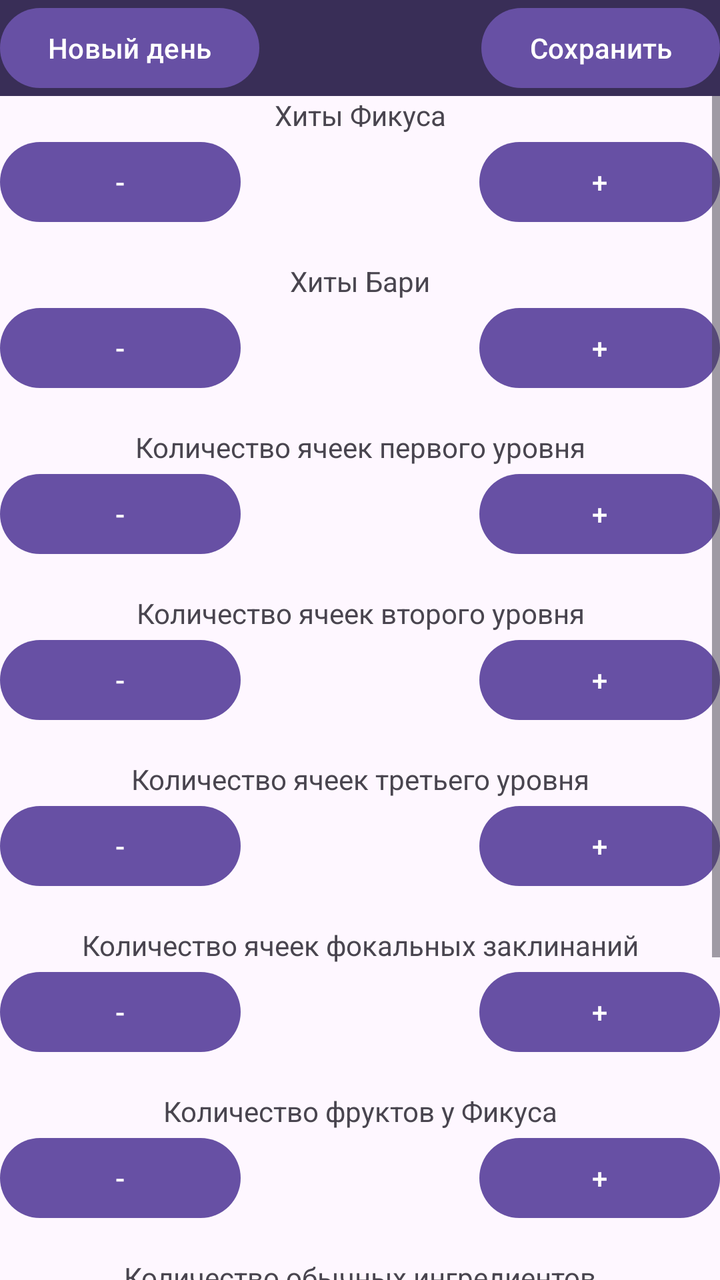
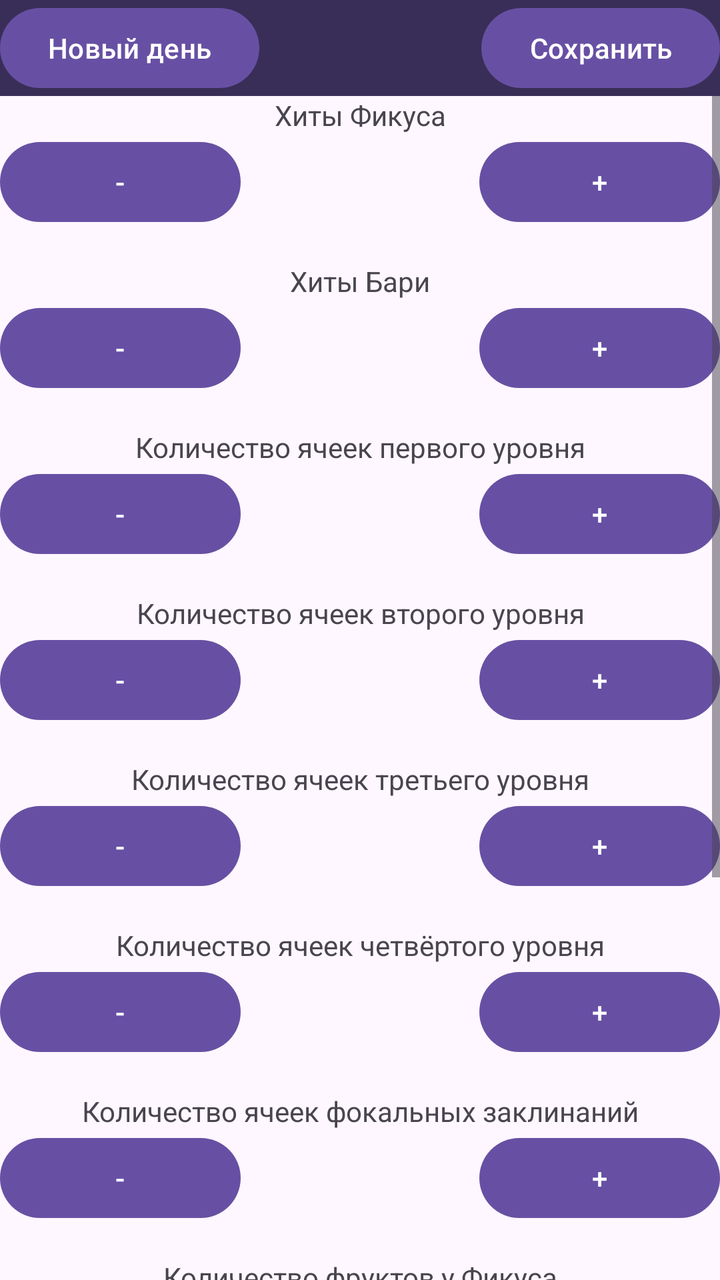

The first picture is an Android layout as it rendered before a commit; the second is the same layout after the commit. The layout source and the unified diff follow.
<!-- AndroidManifest.xml: application theme Theme.FicusResourcesCounter -->
<!-- res/layout/activity_main.xml -->
<?xml version="1.0" encoding="utf-8"?>
<androidx.constraintlayout.widget.ConstraintLayout
    xmlns:android="http://schemas.android.com/apk/res/android"
    xmlns:tools="http://schemas.android.com/tools"
    xmlns:app="http://schemas.android.com/apk/res-auto"
    android:id="@+id/main"
    android:layout_width="match_parent"
    android:layout_height="match_parent"
    tools:context=".MainActivity">


    <LinearLayout
        android:layout_width="match_parent"
        android:layout_height="match_parent"
        android:orientation="vertical"
        app:layout_constraintBottom_toBottomOf="parent"
        app:layout_constraintEnd_toEndOf="parent"
        app:layout_constraintStart_toStartOf="parent"
        app:layout_constraintTop_toTopOf="parent">

        <LinearLayout
            android:id="@+id/linearLayout"
            android:layout_width="match_parent"
            android:layout_height="wrap_content"
            android:background="#392E57"
            android:orientation="horizontal">

            <Button
                android:id="@+id/NewDayButton"
                android:layout_width="wrap_content"
                android:layout_height="wrap_content"
                android:layout_marginBottom="0dp"
                android:text="Новый день"
                android:textAlignment="center" />

            <View
                android:layout_width="0dp"
                android:layout_height="1dp"
                android:layout_weight="1" />

            <Button
                android:id="@+id/SaveButton"
                android:layout_width="wrap_content"
                android:layout_height="wrap_content"
                android:layout_marginBottom="0dp"
                android:text="Сохранить"
                android:textAlignment="center" />
        </LinearLayout>

        <ScrollView
            android:id="@+id/scrollView"
            android:layout_width="match_parent"
            android:layout_height="wrap_content">

            <LinearLayout
                android:id="@+id/mainLayout"
                android:layout_width="match_parent"
                android:layout_height="wrap_content"
                android:divider="@drawable/empty_spacer"
                android:orientation="vertical"
                android:showDividers="middle"
                app:layout_constraintBottom_toBottomOf="parent"
                app:layout_constraintEnd_toEndOf="parent"
                app:layout_constraintStart_toStartOf="parent">

                
                <LinearLayout
                    android:id="@+id/FicusHP"
                    android:layout_width="match_parent"
                    android:layout_height="wrap_content"
                    android:orientation="vertical">

                    <TextView
                        android:id="@+id/textFicusHP"
                        android:layout_width="match_parent"
                        android:layout_height="wrap_content"
                        android:text="Хиты Фикуса"
                        android:textAlignment="center" />

                    <LinearLayout
                        android:layout_width="match_parent"
                        android:layout_height="wrap_content"
                        android:orientation="horizontal">

                        <Button
                            android:id="@+id/minusButtonFicusHP"
                            android:layout_width="1dp"
                            android:layout_height="wrap_content"
                            android:layout_weight="1"
                            android:text="@string/button_minus" />

                        <TextView
                            android:id="@+id/countFicusHP"
                            android:layout_width="wrap_content"
                            android:layout_height="match_parent"
                            android:layout_weight="1"
                            android:text=""
                            android:textAlignment="center" />

                        <Button
                            android:id="@+id/plusButtonFicusHP"
                            android:layout_width="1dp"
                            android:layout_height="wrap_content"
                            android:layout_weight="1"
                            android:text="@string/button_plus" />
                    </LinearLayout>
                </LinearLayout>

                
                <LinearLayout
                    android:id="@+id/OwlbearHP"
                    android:layout_width="match_parent"
                    android:layout_height="wrap_content"
                    android:orientation="vertical">

                    <TextView
                        android:id="@+id/textOwlbearHP"
                        android:layout_width="match_parent"
                        android:layout_height="wrap_content"
                        android:text="Хиты Бари"
                        android:textAlignment="center" />

                    <LinearLayout
                        android:layout_width="match_parent"
                        android:layout_height="wrap_content"
                        android:orientation="horizontal">

                        <Button
                            android:id="@+id/minusButtonOwlbearHP"
                            android:layout_width="1dp"
                            android:layout_height="wrap_content"
                            android:layout_weight="1"
                            android:text="@string/button_minus" />

                        <TextView
                            android:id="@+id/countOwlbearHP"
                            android:layout_width="wrap_content"
                            android:layout_height="match_parent"
                            android:layout_weight="1"
                            android:text=""
                            android:textAlignment="center" />

                        <Button
                            android:id="@+id/plusButtonOwlbearHP"
                            android:layout_width="1dp"
                            android:layout_height="wrap_content"
                            android:layout_weight="1"
                            android:text="@string/button_plus" />
                    </LinearLayout>
                </LinearLayout>

                
                <LinearLayout
                    android:id="@+id/SpellI"
                    android:layout_width="match_parent"
                    android:layout_height="wrap_content"
                    android:orientation="vertical">

                    <TextView
                        android:id="@+id/textSpellI"
                        android:layout_width="match_parent"
                        android:layout_height="wrap_content"
                        android:text="Количество ячеек первого уровня"
                        android:textAlignment="center" />

                    <LinearLayout
                        android:layout_width="match_parent"
                        android:layout_height="wrap_content"
                        android:orientation="horizontal">

                        <Button
                            android:id="@+id/minusButtonSpellI"
                            android:layout_width="1dp"
                            android:layout_height="wrap_content"
                            android:layout_weight="1"
                            android:text="@string/button_minus" />

                        <TextView
                            android:id="@+id/countSpellI"
                            android:layout_width="wrap_content"
                            android:layout_height="match_parent"
                            android:layout_weight="1"
                            android:text=""
                            android:textAlignment="center" />

                        <Button
                            android:id="@+id/plusButtonSpellI"
                            android:layout_width="1dp"
                            android:layout_height="wrap_content"
                            android:layout_weight="1"
                            android:text="@string/button_plus" />
                    </LinearLayout>
                </LinearLayout>

                
                <LinearLayout
                    android:id="@+id/SpellII"
                    android:layout_width="match_parent"
                    android:layout_height="wrap_content"
                    android:orientation="vertical">

                    <TextView
                        android:id="@+id/textSpellII"
                        android:layout_width="match_parent"
                        android:layout_height="wrap_content"
                        android:text="Количество ячеек второго уровня"
                        android:textAlignment="center" />

                    <LinearLayout
                        android:layout_width="match_parent"
                        android:layout_height="wrap_content"
                        android:orientation="horizontal">

                        <Button
                            android:id="@+id/minusButtonSpellII"
                            android:layout_width="1dp"
                            android:layout_height="wrap_content"
                            android:layout_weight="1"
                            android:text="@string/button_minus" />

                        <TextView
                            android:id="@+id/countSpellII"
                            android:layout_width="wrap_content"
                            android:layout_height="match_parent"
                            android:layout_weight="1"
                            android:text=""
                            android:textAlignment="center" />

                        <Button
                            android:id="@+id/plusButtonSpellII"
                            android:layout_width="1dp"
                            android:layout_height="wrap_content"
                            android:layout_weight="1"
                            android:text="@string/button_plus" />
                    </LinearLayout>
                </LinearLayout>

                
                <LinearLayout
                    android:id="@+id/SpellIII"
                    android:layout_width="match_parent"
                    android:layout_height="wrap_content"
                    android:orientation="vertical">

                    <TextView
                        android:id="@+id/textSpellIII"
                        android:layout_width="match_parent"
                        android:layout_height="wrap_content"
                        android:text="Количество ячеек третьего уровня"
                        android:textAlignment="center" />

                    <LinearLayout
                        android:layout_width="match_parent"
                        android:layout_height="wrap_content"
                        android:orientation="horizontal">

                        <Button
                            android:id="@+id/minusButtonSpellIII"
                            android:layout_width="1dp"
                            android:layout_height="wrap_content"
                            android:layout_weight="1"
                            android:text="@string/button_minus" />

                        <TextView
                            android:id="@+id/countSpellIII"
                            android:layout_width="wrap_content"
                            android:layout_height="match_parent"
                            android:layout_weight="1"
                            android:text=""
                            android:textAlignment="center" />

                        <Button
                            android:id="@+id/plusButtonSpellIII"
                            android:layout_width="1dp"
                            android:layout_height="wrap_content"
                            android:layout_weight="1"
                            android:text="@string/button_plus" />
                    </LinearLayout>
                </LinearLayout>

                
                <LinearLayout
                    android:id="@+id/FocalSpell"
                    android:layout_width="match_parent"
                    android:layout_height="wrap_content"
                    android:orientation="vertical">

                    <TextView
                        android:id="@+id/textFocalSpell"
                        android:layout_width="match_parent"
                        android:layout_height="wrap_content"
                        android:text="Количество ячеек фокальных заклинаний"
                        android:textAlignment="center" />

                    <LinearLayout
                        android:layout_width="match_parent"
                        android:layout_height="wrap_content"
                        android:orientation="horizontal">

                        <Button
                            android:id="@+id/minusButtonFocalSpell"
                            android:layout_width="1dp"
                            android:layout_height="wrap_content"
                            android:layout_weight="1"
                            android:text="@string/button_minus" />

                        <TextView
                            android:id="@+id/countFocalSpell"
                            android:layout_width="wrap_content"
                            android:layout_height="match_parent"
                            android:layout_weight="1"
                            android:text=""
                            android:textAlignment="center" />

                        <Button
                            android:id="@+id/plusButtonFocalSpell"
                            android:layout_width="1dp"
                            android:layout_height="wrap_content"
                            android:layout_weight="1"
                            android:text="@string/button_plus" />
                    </LinearLayout>
                </LinearLayout>

                
                <LinearLayout
                    android:id="@+id/FicusFruits"
                    android:layout_width="match_parent"
                    android:layout_height="wrap_content"
                    android:orientation="vertical">

                    <TextView
                        android:id="@+id/textFicusFruits"
                        android:layout_width="match_parent"
                        android:layout_height="wrap_content"
                        android:text="Количество фруктов у Фикуса"
                        android:textAlignment="center" />

                    <LinearLayout
                        android:layout_width="match_parent"
                        android:layout_height="wrap_content"
                        android:orientation="horizontal">

                        <Button
                            android:id="@+id/minusButtonFicusFruits"
                            android:layout_width="1dp"
                            android:layout_height="wrap_content"
                            android:layout_weight="1"
                            android:text="@string/button_minus" />

                        <TextView
                            android:id="@+id/countFicusFruits"
                            android:layout_width="wrap_content"
                            android:layout_height="match_parent"
                            android:layout_weight="1"
                            android:text=""
                            android:textAlignment="center" />

                        <Button
                            android:id="@+id/plusButtonFicusFruits"
                            android:layout_width="1dp"
                            android:layout_height="wrap_content"
                            android:layout_weight="1"
                            android:text="@string/button_plus" />
                    </LinearLayout>
                </LinearLayout>

                
                <LinearLayout
                    android:id="@+id/CommonIngredients"
                    android:layout_width="match_parent"
                    android:layout_height="wrap_content"
                    android:orientation="vertical">

                    <TextView
                        android:id="@+id/textCommonIngredients"
                        android:layout_width="match_parent"
                        android:layout_height="wrap_content"
                        android:text="Количество обычных ингредиентов"
                        android:textAlignment="center" />

                    <LinearLayout
                        android:layout_width="match_parent"
                        android:layout_height="wrap_content"
                        android:orientation="horizontal">

                        <Button
                            android:id="@+id/minusButtonCommonIngredients"
                            android:layout_width="1dp"
                            android:layout_height="wrap_content"
                            android:layout_weight="1"
                            android:text="@string/button_minus" />

                        <TextView
                            android:id="@+id/countCommonIngredients"
                            android:layout_width="wrap_content"
                            android:layout_height="match_parent"
                            android:layout_weight="1"
                            android:text=""
                            android:textAlignment="center" />

                        <Button
                            android:id="@+id/plusButtonCommonIngredients"
                            android:layout_width="1dp"
                            android:layout_height="wrap_content"
                            android:layout_weight="1"
                            android:text="@string/button_plus" />
                    </LinearLayout>
                </LinearLayout>

                
                <LinearLayout
                    android:id="@+id/SpecialIngredients"
                    android:layout_width="match_parent"
                    android:layout_height="wrap_content"
                    android:orientation="vertical">

                    <TextView
                        android:id="@+id/textSpecialIngredients"
                        android:layout_width="match_parent"
                        android:layout_height="wrap_content"
                        android:text="Количество особых ингредиентов"
                        android:textAlignment="center" />

                    <LinearLayout
                        android:layout_width="match_parent"
                        android:layout_height="wrap_content"
                        android:orientation="horizontal">

                        <Button
                            android:id="@+id/minusButtonSpecialIngredients"
                            android:layout_width="1dp"
                            android:layout_height="wrap_content"
                            android:layout_weight="1"
                            android:text="@string/button_minus" />

                        <TextView
                            android:id="@+id/countSpecialIngredients"
                            android:layout_width="wrap_content"
                            android:layout_height="match_parent"
                            android:layout_weight="1"
                            android:text=""
                            android:textAlignment="center" />

                        <Button
                            android:id="@+id/plusButtonSpecialIngredients"
                            android:layout_width="1dp"
                            android:layout_height="wrap_content"
                            android:layout_weight="1"
                            android:text="@string/button_plus" />
                    </LinearLayout>
                </LinearLayout>

                
                <LinearLayout
                    android:id="@+id/MaestrosInstrument"
                    android:layout_width="match_parent"
                    android:layout_height="wrap_content"
                    android:orientation="vertical">

                    <TextView
                        android:id="@+id/textMaestrosInstrument"
                        android:layout_width="match_parent"
                        android:layout_height="wrap_content"
                        android:text="Количество использований инструмента маэстро"
                        android:textAlignment="center" />

                    <LinearLayout
                        android:layout_width="match_parent"
                        android:layout_height="wrap_content"
                        android:orientation="horizontal">

                        <Button
                            android:id="@+id/minusButtonMaestrosInstrument"
                            android:layout_width="1dp"
                            android:layout_height="wrap_content"
                            android:layout_weight="1"
                            android:text="@string/button_minus" />

                        <TextView
                            android:id="@+id/countMaestrosInstrument"
                            android:layout_width="wrap_content"
                            android:layout_height="match_parent"
                            android:layout_weight="1"
                            android:text=""
                            android:textAlignment="center" />

                        <Button
                            android:id="@+id/plusButtonMaestrosInstrument"
                            android:layout_width="1dp"
                            android:layout_height="wrap_content"
                            android:layout_weight="1"
                            android:text="@string/button_plus" />
                    </LinearLayout>
                </LinearLayout>

            </LinearLayout>
        </ScrollView>
    </LinearLayout>

    

</androidx.constraintlayout.widget.ConstraintLayout>
<!-- resources referenced by this layout -->
<resources>
  <!-- drawable empty_spacer (drawable) -->
  <?xml version="1.0" encoding="utf-8"?>
  <shape xmlns:android="http://schemas.android.com/apk/res/android">
      <size
          android:width="16dp"
          android:height="16dp" />
  
      <solid android:color="@android:color/transparent" />
  </shape>
  <string name="button_minus">-</string>
  <string name="button_plus">+</string>
  <style name="Theme.FicusResourcesCounter" parent="Base.Theme.FicusResourcesCounter" />
  <style name="Base.Theme.FicusResourcesCounter" parent="Theme.Material3.DayNight.NoActionBar">
  
          <item name="windowActionBar">false</item>
          <item name="windowNoTitle">true</item>
          <item name="android:windowFullscreen">true</item>
          
          
      </style>
</resources>

<!-- the commit's change to res/layout/activity_main.xml (unified diff, before → after) -->
@@ -280,6 +280,49 @@
 
                 
                 <LinearLayout
+                    android:id="@+id/SpellIV"
+                    android:layout_width="match_parent"
+                    android:layout_height="wrap_content"
+                    android:orientation="vertical">
+
+                    <TextView
+                        android:id="@+id/textSpellIV"
+                        android:layout_width="match_parent"
+                        android:layout_height="wrap_content"
+                        android:text="Количество ячеек четвёртого уровня"
+                        android:textAlignment="center" />
+
+                    <LinearLayout
+                        android:layout_width="match_parent"
+                        android:layout_height="wrap_content"
+                        android:orientation="horizontal">
+
+                        <Button
+                            android:id="@+id/minusButtonSpellIV"
+                            android:layout_width="1dp"
+                            android:layout_height="wrap_content"
+                            android:layout_weight="1"
+                            android:text="@string/button_minus" />
+
+                        <TextView
+                            android:id="@+id/countSpellIV"
+                            android:layout_width="wrap_content"
+                            android:layout_height="match_parent"
+                            android:layout_weight="1"
+                            android:text=""
+                            android:textAlignment="center" />
+
+                        <Button
+                            android:id="@+id/plusButtonSpellIV"
+                            android:layout_width="1dp"
+                            android:layout_height="wrap_content"
+                            android:layout_weight="1"
+                            android:text="@string/button_plus" />
+                    </LinearLayout>
+                </LinearLayout>
+
+                
+                <LinearLayout
                     android:id="@+id/FocalSpell"
                     android:layout_width="match_parent"
                     android:layout_height="wrap_content"
